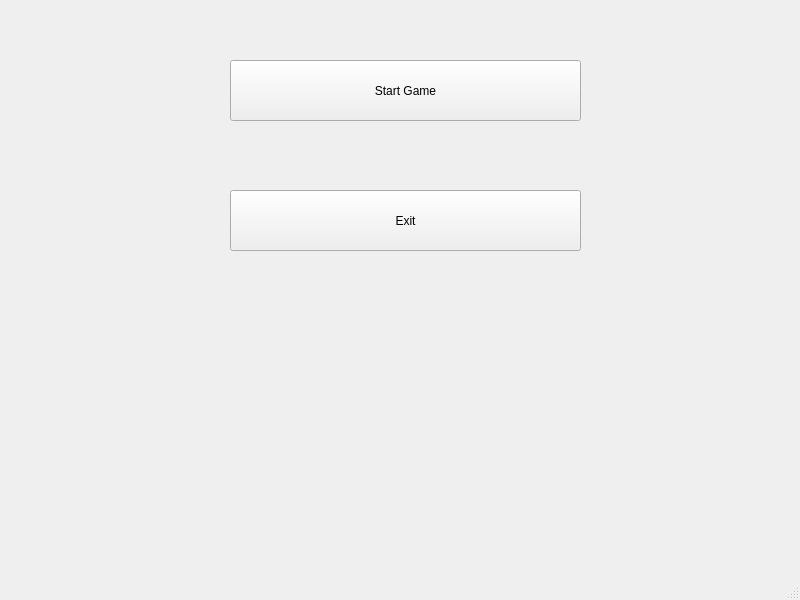
First picture: the form in Pacman/mainwindow.ui, repository coders-school/pacman-qt, before the edit.
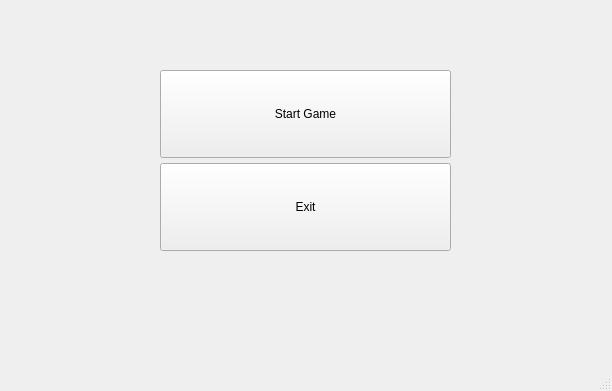
Second picture: the form after the edit.

Commit message: Adding game menu with seperate windows and game assets

Diff of the .ui file:
```diff
--- a/Pacman/mainwindow.ui
+++ b/Pacman/mainwindow.ui
@@ -2,43 +2,73 @@
 <ui version="4.0">
  <class>MainWindow</class>
  <widget class="QMainWindow" name="MainWindow">
+  <property name="enabled">
+   <bool>true</bool>
+  </property>
   <property name="geometry">
    <rect>
     <x>0</x>
     <y>0</y>
-    <width>800</width>
-    <height>600</height>
+    <width>612</width>
+    <height>391</height>
    </rect>
   </property>
+  <property name="sizePolicy">
+   <sizepolicy hsizetype="Expanding" vsizetype="Expanding">
+    <horstretch>0</horstretch>
+    <verstretch>0</verstretch>
+   </sizepolicy>
+  </property>
   <property name="windowTitle">
    <string>MainWindow</string>
   </property>
   <widget class="QWidget" name="centralwidget">
-   <widget class="QPushButton" name="pushButton">
+   <widget class="QWidget" name="verticalLayoutWidget">
     <property name="geometry">
      <rect>
-      <x>230</x>
-      <y>60</y>
-      <width>351</width>
-      <height>61</height>
+      <x>160</x>
+      <y>70</y>
+      <width>291</width>
+      <height>181</height>
      </rect>
     </property>
-    <property name="text">
-     <string>Start Game</string>
-    </property>
-   </widget>
-   <widget class="QPushButton" name="pushButton_2">
-    <property name="geometry">
-     <rect>
-      <x>230</x>
-      <y>190</y>
-      <width>351</width>
-      <height>61</height>
-     </rect>
-    </property>
-    <property name="text">
-     <string>Exit</string>
-    </property>
+    <layout class="QVBoxLayout" name="verticalLayout" stretch="0,0">
+     <property name="spacing">
+      <number>5</number>
+     </property>
+     <property name="sizeConstraint">
+      <enum>QLayout::SetDefaultConstraint</enum>
+     </property>
+     <property name="bottomMargin">
+      <number>0</number>
+     </property>
+     <item>
+      <widget class="QPushButton" name="StartGameButton">
+       <property name="sizePolicy">
+        <sizepolicy hsizetype="Minimum" vsizetype="Expanding">
+         <horstretch>0</horstretch>
+         <verstretch>0</verstretch>
+        </sizepolicy>
+       </property>
+       <property name="text">
+        <string>Start Game</string>
+       </property>
+      </widget>
+     </item>
+     <item>
+      <widget class="QPushButton" name="ExitButton">
+       <property name="sizePolicy">
+        <sizepolicy hsizetype="Minimum" vsizetype="Expanding">
+         <horstretch>0</horstretch>
+         <verstretch>0</verstretch>
+        </sizepolicy>
+       </property>
+       <property name="text">
+        <string>Exit</string>
+       </property>
+      </widget>
+     </item>
+    </layout>
    </widget>
   </widget>
   <widget class="QMenuBar" name="menubar">
```
Left out of the diff: 4 changed lines with no effect on the pictures. The commit also changes 11 other files.
